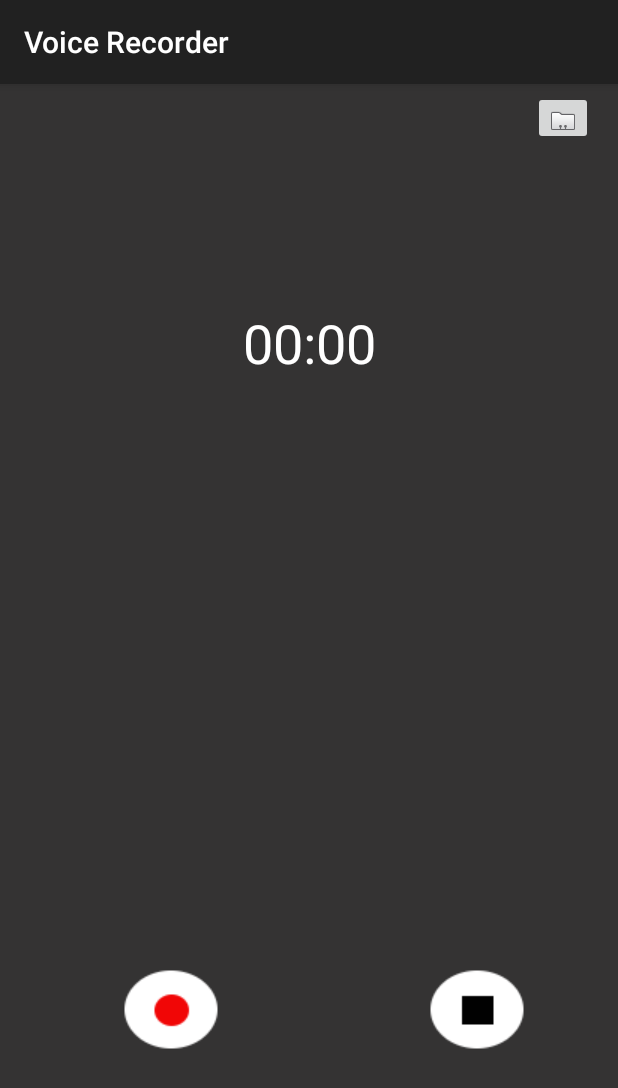
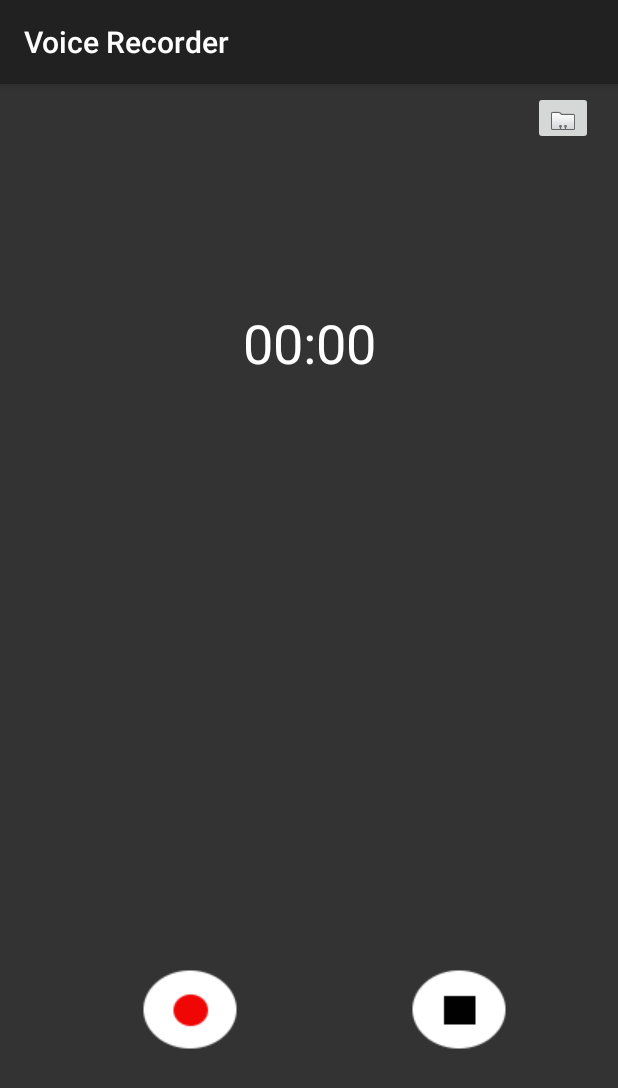
Before and after one commit to smob123/VoiceRecorder, an Android app: the screen it shows after launch (MainActivity), on a phone screen of 412 x 824 dp. Shown: the top 1088 px of the screen. Run offline under Robolectric (Android 15) with nearby library versions, the phone set to English and light mode, and no system bars.

Commit message:
new commit

```diff
--- a/app/src/main/java/com/example/sultan/voicerecorder/MainActivity.java
+++ b/app/src/main/java/com/example/sultan/voicerecorder/MainActivity.java
@@ -3,25 +3,31 @@ package com.example.sultan.voicerecorder;
 import android.Manifest;
 import android.content.pm.PackageManager;
 import android.media.MediaRecorder;
+import android.os.Bundle;
 import android.os.Environment;
 import android.os.Handler;
 import android.support.v4.app.ActivityCompat;
 import android.support.v7.app.AppCompatActivity;
-import android.os.Bundle;
 import android.view.View;
 import android.widget.ImageView;
 import android.widget.TextView;
+
+import java.io.File;
+import java.util.ArrayList;
+import java.util.Locale;
+
 
 public class MainActivity extends AppCompatActivity {
 
     ImageView recordButton, stopButton;
     private TextView timer;
     private boolean recording;
-    private int min = 0, sec = 0;
+    private int min = 0, sec = 0, hour = 0;
     private Handler handler;
     private MediaRecorder recorder;
-    private String fileName = Environment.getExternalStorageDirectory().getAbsolutePath();
-
+    private ArrayList<File> fileList = new ArrayList<File>();
+    File recordedFile = new File(Environment.getExternalStorageDirectory(), "Voice Recorder");
+    private String filePath = Environment.getExternalStorageDirectory().getAbsolutePath();
 
     @Override
     protected void onCreate(Bundle savedInstanceState) {
@@ -29,61 +35,66 @@ public class MainActivity extends AppCompatActivity {
         setContentView(R.layout.activity_main);
 
         defineVariables();
-        record();
+        recordHandler();
+    }
+
+    private void recordHandler() {
+        recording = false;
+
+        getPermissions();
+        PlayButtonHandlner();
+        StopButtonHandler();
     }
 
     private void getPermissions() {
-        String[] permissions = {Manifest.permission.RECORD_AUDIO, Manifest.permission.WRITE_EXTERNAL_STORAGE};
-        if(ActivityCompat.checkSelfPermission(this, Manifest.permission.RECORD_AUDIO)
+        if (ActivityCompat.checkSelfPermission(this, Manifest.permission.RECORD_AUDIO)
                 != PackageManager.PERMISSION_GRANTED) {
             ActivityCompat.requestPermissions(this, new String[]{Manifest.permission.RECORD_AUDIO}, 0);
         }
-        if(ActivityCompat.checkSelfPermission(this, Manifest.permission.WRITE_EXTERNAL_STORAGE)
+        if (ActivityCompat.checkSelfPermission(this, Manifest.permission.WRITE_EXTERNAL_STORAGE)
                 != PackageManager.PERMISSION_GRANTED) {
             ActivityCompat.requestPermissions(this, new String[]{Manifest.permission.WRITE_EXTERNAL_STORAGE}, 0);
         }
-
-        createRecorder();
     }
 
-    private void createRecorder() {
-        recorder = new MediaRecorder();
-        try {
-            recorder.setAudioSource(MediaRecorder.AudioSource.MIC);
-            recorder.setOutputFormat(MediaRecorder.OutputFormat.DEFAULT);
-            recorder.setAudioEncoder(MediaRecorder.AudioEncoder.HE_AAC);
-            fileName += "/test.mp3";
-            recorder.setOutputFile(fileName);
-            recorder.prepare();
-        }
-        catch (Exception e){
-            e.printStackTrace();
-        }
-    }
-
-    private void record() {
-        recording = false;
-
-        getPermissions();
+    private void PlayButtonHandlner() {
         recordButton.setOnClickListener(new View.OnClickListener() {
             public void onClick(View view) {
-                if(!recording) {
+                if (!recording) {
                     recording = true;
                     runnable.run();
                     recordButton.setImageResource(R.drawable.pause_button);
-                    recorder.start();
+                    try {
+                        createRecorder();
+                        recorder.prepare();
+                        recorder.start();
+                    }
+                    catch(Exception e){
+                        e.printStackTrace();
+                    }
+                    recorder.setOutputFile(filePath);
+                } else {
+                    recording = false;
+                    recorder.stop();
+                    recorder.reset();
+
+                    handler.removeCallbacks(runnable);
+                    recordButton.setImageResource(R.drawable.record_button);
                 }
-            }
-        });
+        }
+    });
+}
 
+    private void StopButtonHandler() {
         stopButton.setOnClickListener(new View.OnClickListener() {
             public void onClick(View view) {
-                if(recording) {
+                if (recording) {
                     recording = false;
                     handler.removeCallbacks(runnable);
                     sec = min = 0;
                     timer.setText(updateTimer());
                     recorder.stop();
+                    recorder.reset();
                     recordButton.setImageResource(R.drawable.record_button);
                 }
             }
@@ -91,16 +102,52 @@ public class MainActivity extends AppCompatActivity {
     }
 
     private String updateTimer() {
-        if(sec > 59) {
+        if (sec > 59) {
             min++;
             sec = 0;
         }
 
-        if(min > 59) {
+        if (min > 59) {
             min = sec = 0;
+            hour++;
+            return String.format(Locale.US, "%02d", hour) + ":" + String.format(Locale.US, "%02d", min) +
+                    ":" + String.format(Locale.US, "%02d", sec);
         }
 
-        return String.format("%02d", min) + ":" + String.format("%02d", sec);
+        return String.format(Locale.US, "%02d", min) + ":" + String.format(Locale.US, "%02d", sec);
+    }
+
+    private void createRecorder() {
+        try {
+            recorder.setAudioSource(MediaRecorder.AudioSource.MIC);
+            recorder.setOutputFormat(MediaRecorder.OutputFormat.DEFAULT);
+            recorder.setAudioEncoder(MediaRecorder.AudioEncoder.HE_AAC);
+            AccessFiles();
+            FileNaming();
+            recorder.setOutputFile(filePath);
+        } catch (Exception e) {
+            e.printStackTrace();
+        }
+    }
+
+    private void FileNaming() {
+        String checkPath = Environment.getExternalStorageDirectory().getAbsolutePath() + "/Voice Recorder";
+        File checkFile = new File(checkPath);
+        File file_list[] = checkFile.listFiles();
+        int i = 1;
+
+        if(file_list.length > 0) {
+            i = file_list.length + 1;
+        }
+
+        filePath = checkPath + "/Voice note" + i + ".mp3";
+        System.out.println(filePath);
+    }
+
+    private void AccessFiles() {
+        if (!recordedFile.exists()) {
+            recordedFile.mkdir();
+        }
     }
 
     private void defineVariables() {
@@ -108,14 +155,17 @@ public class MainActivity extends AppCompatActivity {
         handler = new Handler();
         recordButton = findViewById(R.id.recordButton);
         stopButton = findViewById(R.id.stopButton);
+        recorder = new MediaRecorder();
     }
 
     private Runnable runnable = new Runnable() {
         @Override
         public void run() {
+            if (recording) {
                 handler.postDelayed(runnable, 1000);
                 timer.setText(updateTimer());
                 sec++;
+            }
         }
     };
 }
--- a/app/src/main/res/layout/activity_main.xml
+++ b/app/src/main/res/layout/activity_main.xml
@@ -15,7 +15,7 @@
         android:layout_marginEnd="8dp"
         android:layout_marginStart="8dp"
         android:layout_marginTop="88dp"
-        android:text="00:00"
+        android:text="@string/timer"
         android:textColor="@color/white"
         android:textSize="36sp"
         app:layout_constraintBottom_toBottomOf="parent"
@@ -26,6 +26,7 @@
 
     <ImageView
         android:id="@+id/recordButton"
+        android:contentDescription="@string/play_button"
         android:layout_width="wrap_content"
         android:layout_height="wrap_content"
         android:layout_marginBottom="8dp"
@@ -36,7 +37,7 @@
         android:focusable="true"
         app:layout_constraintBottom_toBottomOf="parent"
         app:layout_constraintEnd_toStartOf="@+id/stopButton"
-        app:layout_constraintHorizontal_bias="0.454"
+        app:layout_constraintHorizontal_bias="0.616"
         app:layout_constraintStart_toStartOf="parent"
         app:layout_constraintTop_toTopOf="parent"
         app:layout_constraintVertical_bias="0.85"
@@ -44,10 +45,11 @@
 
     <ImageView
         android:id="@+id/stopButton"
+        android:contentDescription="@string/stop_button"
         android:layout_width="wrap_content"
         android:layout_height="wrap_content"
         android:layout_marginBottom="8dp"
-        android:layout_marginEnd="44dp"
+        android:layout_marginEnd="56dp"
         android:layout_marginTop="8dp"
         android:clickable="true"
         android:focusable="true"
@@ -59,6 +61,7 @@
 
     <ImageButton
         android:id="@+id/imageButton2"
+        android:contentDescription="@string/file_button"
         android:layout_width="wrap_content"
         android:layout_height="wrap_content"
         android:layout_marginBottom="8dp"
@@ -72,4 +75,5 @@
         app:layout_constraintVertical_bias="0.006"
         app:srcCompat="@android:drawable/sym_contact_card" />
 
+
 </android.support.constraint.ConstraintLayout>
--- a/app/src/main/res/values/strings.xml
+++ b/app/src/main/res/values/strings.xml
@@ -1,3 +1,7 @@
 <resources>
     <string name="app_name">Voice Recorder</string>
+    <string name="timer">00:00</string>
+    <string name="play_button">Play buttton</string>
+    <string name="stop_button">Stop buttton</string>
+    <string name="file_button">File buttton</string>
 </resources>
```
